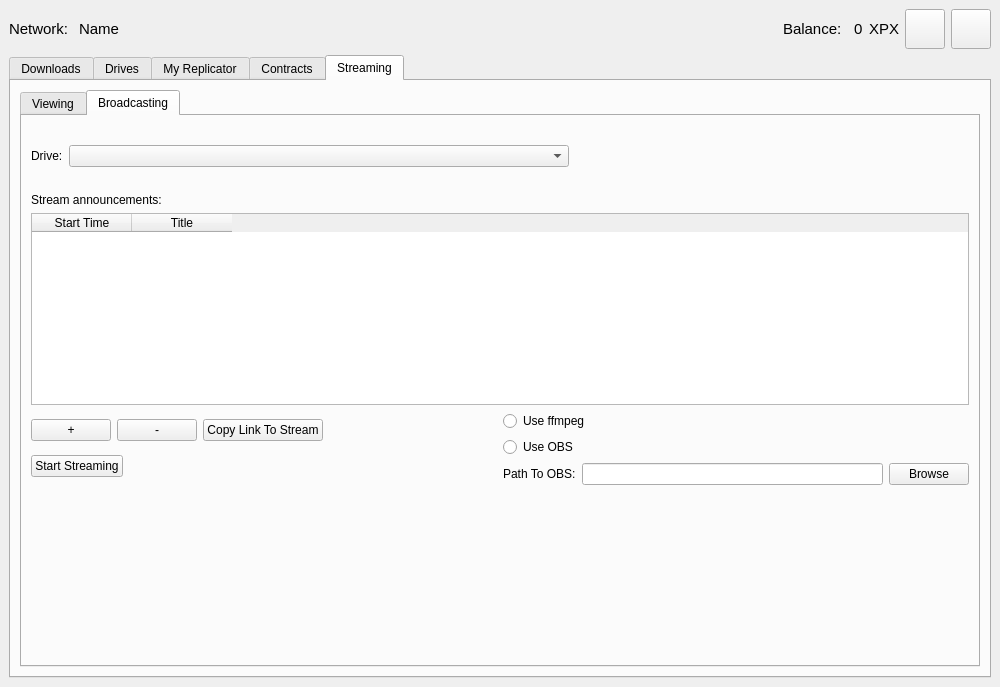
proximax-storage/cpp-xpx-storage-user-app, file UserApp/mainwin.ui: the form before one commit.
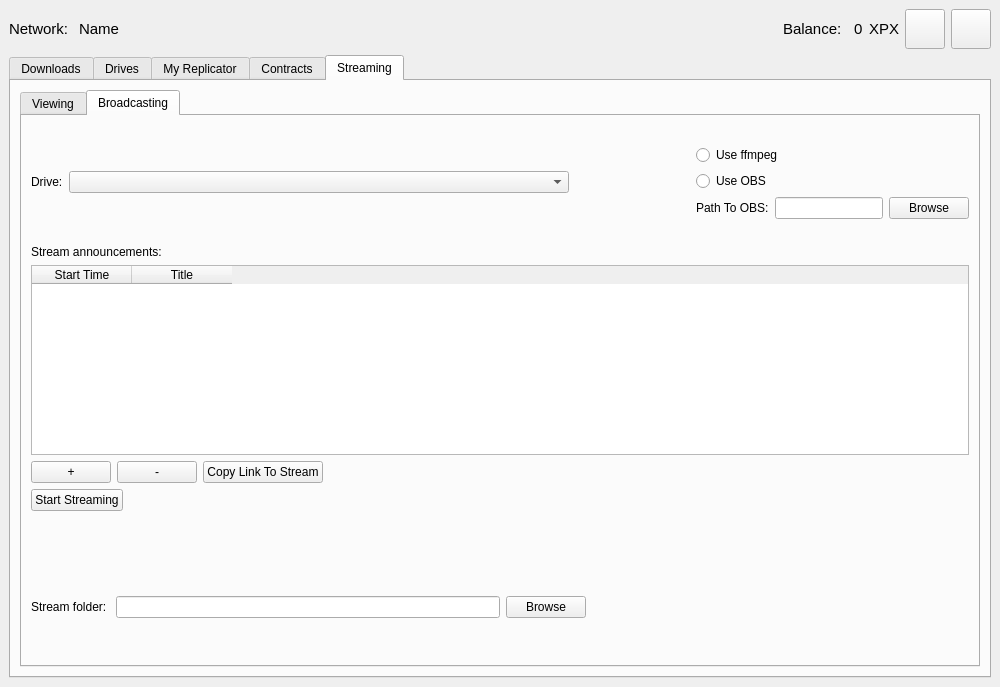
The form after the commit. The open tabs and pages were chosen to show the change.

```diff
--- a/UserApp/mainwin.ui
+++ b/UserApp/mainwin.ui
@@ -1715,6 +1715,45 @@
                 </property>
                </spacer>
               </item>
+              <item>
+               <layout class="QVBoxLayout" name="verticalLayout_13">
+                <item>
+                 <widget class="QRadioButton" name="radioButton">
+                  <property name="text">
+                   <string>Use ffmpeg</string>
+                  </property>
+                 </widget>
+                </item>
+                <item>
+                 <widget class="QRadioButton" name="radioButton_2">
+                  <property name="text">
+                   <string>Use OBS</string>
+                  </property>
+                 </widget>
+                </item>
+                <item>
+                 <layout class="QHBoxLayout" name="horizontalLayout_19">
+                  <item>
+                   <widget class="QLabel" name="m_pathToObsLabel">
+                    <property name="text">
+                     <string>Path To OBS:</string>
+                    </property>
+                   </widget>
+                  </item>
+                  <item>
+                   <widget class="QLineEdit" name="lineEdit_4"/>
+                  </item>
+                  <item>
+                   <widget class="QPushButton" name="pushButton_14">
+                    <property name="text">
+                     <string>Browse</string>
+                    </property>
+                   </widget>
+                  </item>
+                 </layout>
+                </item>
+               </layout>
+              </item>
              </layout>
             </item>
             <item>
@@ -1824,43 +1863,64 @@
                   </item>
                  </layout>
                 </item>
-               </layout>
-              </item>
-              <item>
-               <layout class="QVBoxLayout" name="verticalLayout_13">
                 <item>
-                 <widget class="QRadioButton" name="radioButton">
-                  <property name="text">
-                   <string>Use ffmpeg</string>
+                 <spacer name="verticalSpacer_3">
+                  <property name="orientation">
+                   <enum>Qt::Vertical</enum>
                   </property>
-                 </widget>
+                  <property name="sizeHint" stdset="0">
+                   <size>
+                    <width>20</width>
+                    <height>40</height>
+                   </size>
+                  </property>
+                 </spacer>
                 </item>
                 <item>
-                 <widget class="QRadioButton" name="radioButton_2">
-                  <property name="text">
-                   <string>Use OBS</string>
+                 <spacer name="verticalSpacer_4">
+                  <property name="orientation">
+                   <enum>Qt::Vertical</enum>
                   </property>
-                 </widget>
+                  <property name="sizeHint" stdset="0">
+                   <size>
+                    <width>20</width>
+                    <height>40</height>
+                   </size>
+                  </property>
+                 </spacer>
                 </item>
                 <item>
-                 <layout class="QHBoxLayout" name="horizontalLayout_19">
+                 <layout class="QHBoxLayout" name="horizontalLayout_24">
                   <item>
-                   <widget class="QLabel" name="m_pathToObsLabel">
+                   <widget class="QLabel" name="label_13">
                     <property name="text">
-                     <string>Path To OBS:</string>
+                     <string>Stream folder: </string>
                     </property>
                    </widget>
                   </item>
                   <item>
-                   <widget class="QLineEdit" name="lineEdit_4"/>
+                   <widget class="QLineEdit" name="m_streamFolder"/>
                   </item>
                   <item>
-                   <widget class="QPushButton" name="pushButton_14">
+                   <widget class="QPushButton" name="m_browseStreamFolderBtn">
                     <property name="text">
                      <string>Browse</string>
                     </property>
                    </widget>
                   </item>
+                  <item>
+                   <spacer name="horizontalSpacer_14">
+                    <property name="orientation">
+                     <enum>Qt::Horizontal</enum>
+                    </property>
+                    <property name="sizeHint" stdset="0">
+                     <size>
+                      <width>40</width>
+                      <height>20</height>
+                     </size>
+                    </property>
+                   </spacer>
+                  </item>
                  </layout>
                 </item>
                </layout>
```
Left out of the diff: 4 changed lines with no effect on the pictures.
